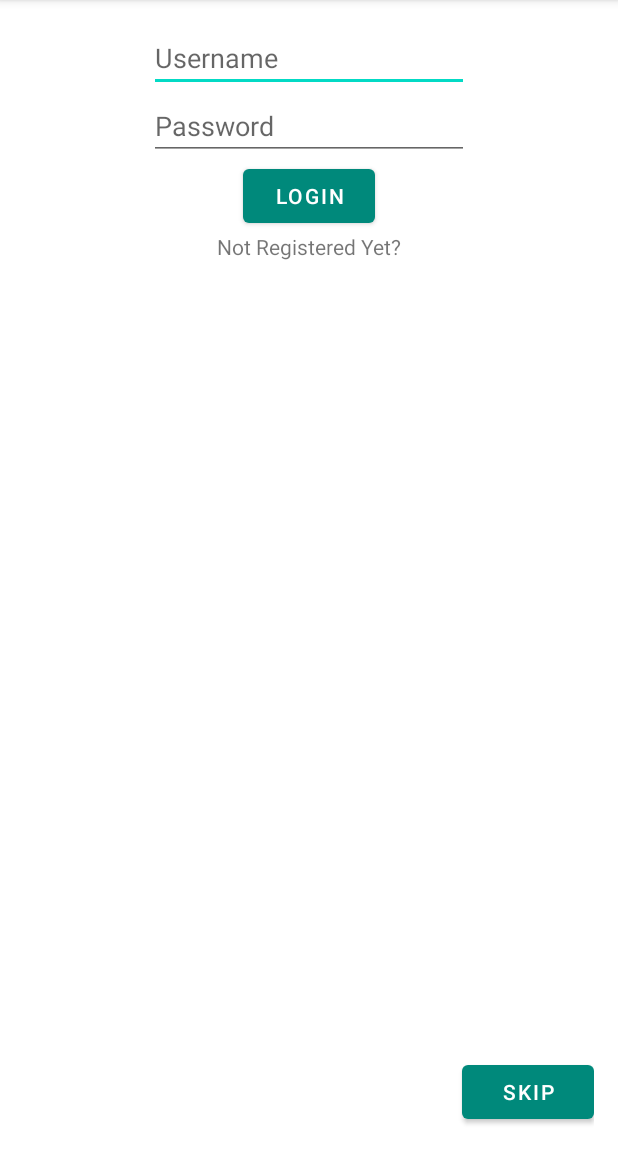
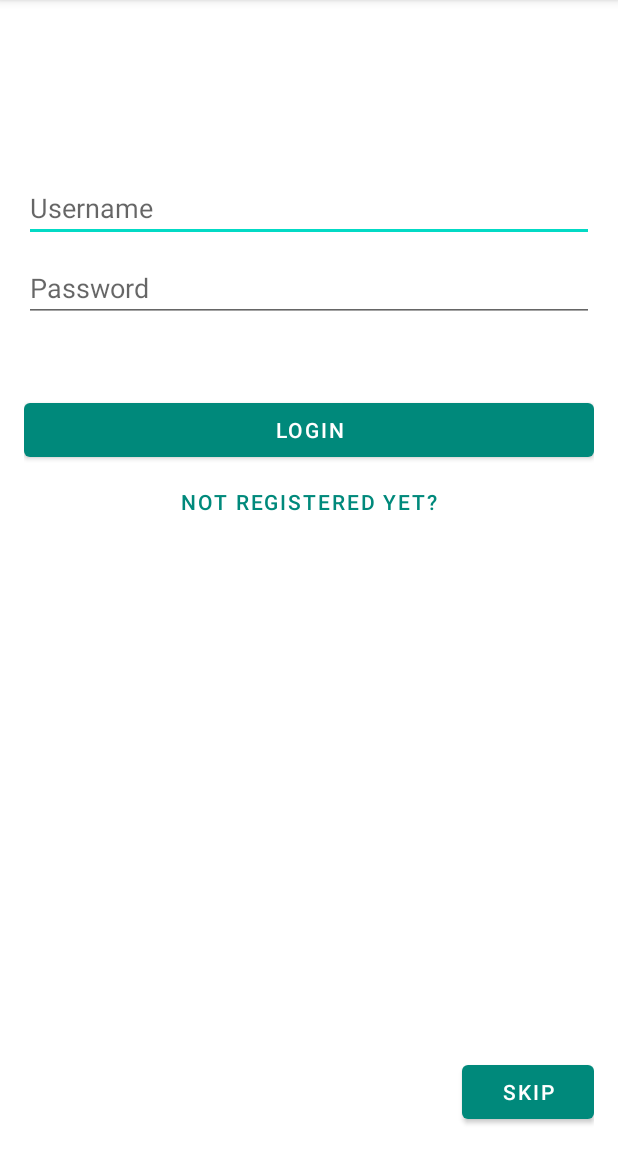
Before and after one commit to Citoci/YouOweMe, an Android app built with Jetpack Compose: the screen it shows after launch (LoginActivity), on a phone screen of 412 x 824 dp, the part 84-1236 px from its top. Run offline under Robolectric (Android 15) with nearby library versions, the phone set to English and light mode, and no system bars.

Commit message:
Login Activity restyled

```diff
--- a/app/src/main/java/com/cito/youoweme/LoginActivity.kt
+++ b/app/src/main/java/com/cito/youoweme/LoginActivity.kt
@@ -43,7 +43,7 @@ class LoginActivity : AppCompatActivity() {
             }
         }
 
-        findViewById<TextView>(R.id.lbl_goto_registration).setOnClickListener {
+        findViewById<TextView>(R.id.btn_goto_registration).setOnClickListener {
             startActivity(Intent(this, RegistrationActivity::class.java))
         }
 
--- a/app/src/main/res/layout/activity_login.xml
+++ b/app/src/main/res/layout/activity_login.xml
@@ -4,14 +4,15 @@
     xmlns:tools="http://schemas.android.com/tools"
     android:layout_width="match_parent"
     android:layout_height="match_parent"
+    android:focusable="auto"
     android:padding="16dp"
     tools:context=".LoginActivity">
 
     <EditText
         android:id="@+id/input_username"
-        android:layout_width="wrap_content"
+        android:layout_width="0dp"
         android:layout_height="wrap_content"
-        android:ems="10"
+        android:layout_marginTop="100dp"
         android:hint="@string/word_username"
         android:inputType="textPersonName"
         app:layout_constraintEnd_toEndOf="parent"
@@ -20,9 +21,9 @@
 
     <EditText
         android:id="@+id/input_password"
-        android:layout_width="wrap_content"
+        android:layout_width="0dp"
         android:layout_height="wrap_content"
-        android:ems="10"
+        android:layout_marginTop="8dp"
         android:hint="@string/word_password"
         android:inputType="textPassword"
         app:layout_constraintEnd_toEndOf="parent"
@@ -31,8 +32,9 @@
 
     <Button
         android:id="@+id/btn_login_submit"
-        android:layout_width="wrap_content"
+        android:layout_width="0dp"
         android:layout_height="wrap_content"
+        android:layout_marginTop="48dp"
         android:text="@string/action_login"
         app:layout_constraintEnd_toEndOf="parent"
         app:layout_constraintStart_toStartOf="parent"
@@ -50,6 +52,22 @@
         android:id="@+id/lbl_goto_registration"
         android:layout_width="wrap_content"
         android:layout_height="wrap_content"
+        android:layout_marginTop="8dp"
+        android:text="@string/label_not_yet_registered"
+        android:textAllCaps="false"
+        android:textSize="20sp"
+        android:textStyle="bold"
+        android:visibility="gone"
+        app:layout_constraintEnd_toEndOf="parent"
+        app:layout_constraintStart_toStartOf="parent"
+        app:layout_constraintTop_toBottomOf="@+id/btn_login_submit"
+        tools:visibility="gone" />
+
+    <Button
+        android:id="@+id/btn_goto_registration"
+        style="@style/Widget.MaterialComponents.Button.TextButton"
+        android:layout_width="wrap_content"
+        android:layout_height="wrap_content"
         android:text="@string/label_not_yet_registered"
         app:layout_constraintEnd_toEndOf="parent"
         app:layout_constraintStart_toStartOf="parent"
```
